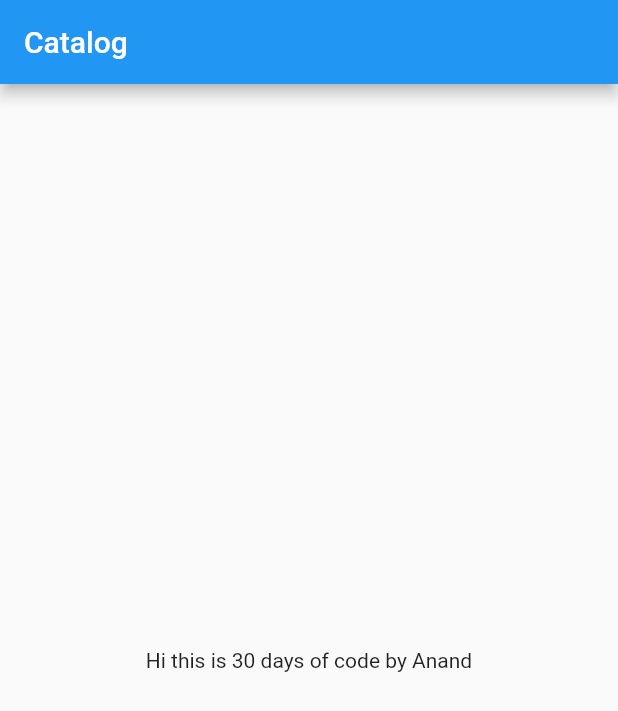
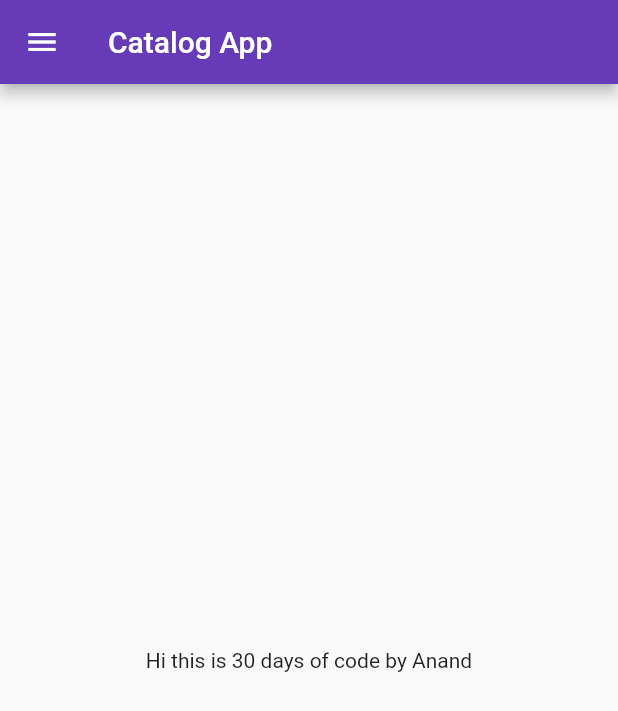
Before and after one commit to campainer/MyCatalogapp, a Flutter app: the HomePage screen opened directly, on a phone screen of 412 x 824 dp. Shown: the top 711 px of the screen. Run offline on Flutter 3.47's test engine with Material 2 defaults, Android fonts, the phone set to English and light mode, and no system bars.

Commit message:
Day 3 completed

```diff
--- a/lib/home_page.dart
+++ b/lib/pages/home_page.dart
@@ -1,17 +1,18 @@
 import 'package:flutter/material.dart';
 
 class HomePage extends StatelessWidget {
+  final String name = "Anand";
+  final int day = 30;
   @override
   Widget build(BuildContext context) {
-    final String name = "Anand";
-    final int day = 30;
     return Scaffold(
       appBar: AppBar(
-        title: Text("Catalog"),
+        title: Text("Catalog App"),
       ),
       body: Center(
         child: Text("Hi this is $day days of code by $name"),
       ),
+      drawer: Drawer(),
     );
   }
 }
```
Also changed, not shown: lib/main.dart (+11 -6 lines), lib/pages/login_page.dart (added, +19 -0 lines).
